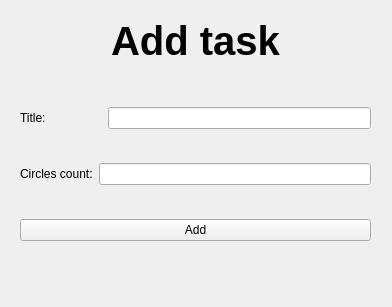
Before: the Qt Designer form addtaskwindow/addtask.ui in sasiik/pyqtplanner, drawn with Qt 5.
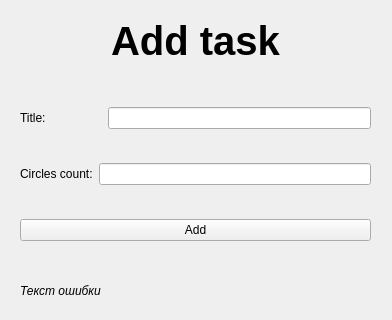
After: the same form once the commit is applied.

```diff
--- a/addtaskwindow/addtask.ui
+++ b/addtaskwindow/addtask.ui
@@ -7,7 +7,7 @@
     <x>0</x>
     <y>0</y>
     <width>392</width>
-    <height>307</height>
+    <height>320</height>
    </rect>
   </property>
   <property name="windowTitle">
@@ -87,6 +87,24 @@
     </item>
    </layout>
   </widget>
+  <widget class="QLabel" name="label">
+   <property name="geometry">
+    <rect>
+     <x>20</x>
+     <y>280</y>
+     <width>351</width>
+     <height>21</height>
+    </rect>
+   </property>
+   <property name="font">
+    <font>
+     <italic>true</italic>
+    </font>
+   </property>
+   <property name="text">
+    <string>Текст ошибки</string>
+   </property>
+  </widget>
  </widget>
  <resources/>
  <connections/>
```
